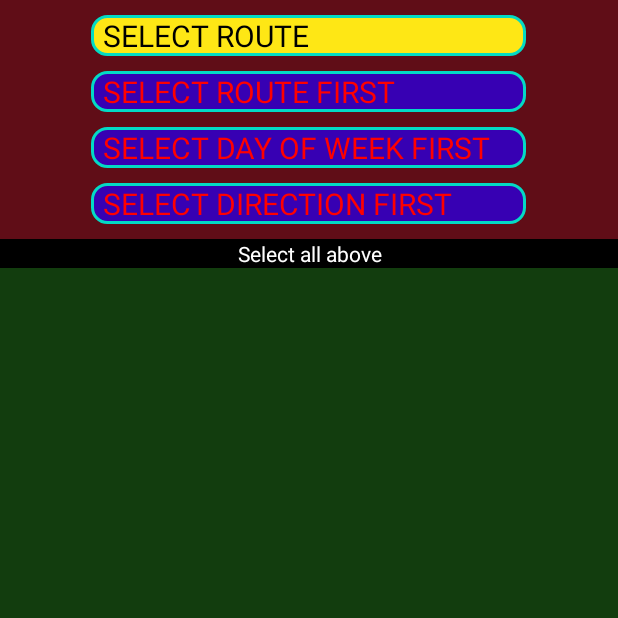
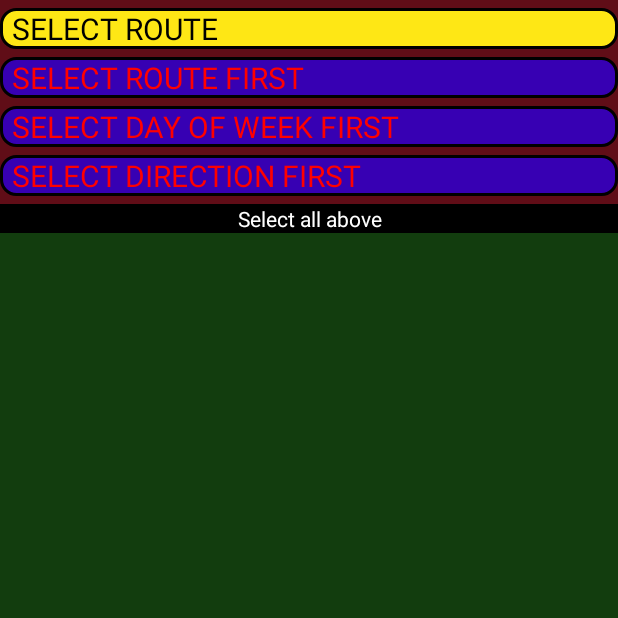
Before and after one commit to tonage72/QuickKRTSchedules, an Android app: the screen it shows after launch (KRTActivity), on a phone screen of 412 x 824 dp, the top half of it. Run offline under Robolectric (Android 15) with nearby library versions, the phone set to English and light mode, and no system bars.

Commit message:
Started making it look prettier.

```diff
--- a/app/src/main/java/fleming/david/com/quickkrtschedules/DaySelectActivity.java
+++ b/app/src/main/java/fleming/david/com/quickkrtschedules/DaySelectActivity.java
@@ -33,7 +33,6 @@ public class DaySelectActivity extends Activity {
 
         for (final String desc : daysArray) {
             TextView textView = new TextView(this);
-            textView.setLayoutParams(new LinearLayout.LayoutParams(LinearLayout.LayoutParams.MATCH_PARENT, LinearLayout.LayoutParams.WRAP_CONTENT));
             textView.setText(desc);
             layout.addView(textView);
 
--- a/app/src/main/java/fleming/david/com/quickkrtschedules/DirectionSelectActivity.java
+++ b/app/src/main/java/fleming/david/com/quickkrtschedules/DirectionSelectActivity.java
@@ -31,7 +31,6 @@ public class DirectionSelectActivity extends Activity {
 
         for (final String desc : directionsArray) {
             TextView textView = new TextView(this);
-            textView.setLayoutParams(new LinearLayout.LayoutParams(LinearLayout.LayoutParams.MATCH_PARENT, LinearLayout.LayoutParams.WRAP_CONTENT));
             textView.setText(desc);
             layout.addView(textView);
 
--- a/app/src/main/java/fleming/david/com/quickkrtschedules/KRTActivity.java
+++ b/app/src/main/java/fleming/david/com/quickkrtschedules/KRTActivity.java
@@ -31,7 +31,6 @@ public class KRTActivity extends Activity {
         TextView separatorText = findViewById(R.id.seperatorMessage);
 
         TextView textViewRoute = findViewById(R.id.textViewRoute);
-        //textViewRoute.setPadding(15,0,0,0);
         TextView textViewDay = findViewById(R.id.textViewDay);
         TextView textViewDirection = findViewById(R.id.textViewDirection);
         TextView textViewTimepoint = findViewById(R.id.textViewTimepoint);
@@ -249,7 +248,6 @@ public class KRTActivity extends Activity {
                 stringCompare = desc.equals(mDash);
                 if (!stringCompare) {
                     TextView textView = new TextView(this);
-                    textView.setLayoutParams(new LinearLayout.LayoutParams(LinearLayout.LayoutParams.MATCH_PARENT, LinearLayout.LayoutParams.WRAP_CONTENT));
                     textView.setText(desc);
                     layout.addView(textView);
 
--- a/app/src/main/java/fleming/david/com/quickkrtschedules/ListEntireTripActivity.java
+++ b/app/src/main/java/fleming/david/com/quickkrtschedules/ListEntireTripActivity.java
@@ -3,7 +3,6 @@ package fleming.david.com.quickkrtschedules;
 import android.app.Activity;
 import android.content.Intent;
 import android.os.Bundle;
-import android.widget.TextView;
 import android.widget.TextView;
 
 public class ListEntireTripActivity extends Activity {
--- a/app/src/main/res/drawable-xxhdpi/rounded_corner_menu_items.xml
+++ b/app/src/main/res/drawable-xxhdpi/rounded_corner_menu_items.xml
@@ -7,7 +7,7 @@
     <corners android:radius="10dp" />
 
     <!-- This is the border color -->
-    <stroke android:width="2dp" android:color="@color/teal_200" />
+    <stroke android:width="2dp" android:color="@color/black" />
 
     <!--- This is the background color -->
     <solid android:color="@color/purple_700" />
--- a/app/src/main/res/drawable-xxhdpi/rounded_corner_menu_items_select_me.xml
+++ b/app/src/main/res/drawable-xxhdpi/rounded_corner_menu_items_select_me.xml
@@ -7,7 +7,7 @@
     <corners android:radius="10dp" />
 
     <!-- This is the border color -->
-    <stroke android:width="2dp" android:color="@color/teal_200" />
+    <stroke android:width="2dp" android:color="@color/black" />
 
     <!--- This is the background color -->
     <solid android:color="@color/menuItemSelectMe" />
--- a/app/src/main/res/layout/activity_day_select.xml
+++ b/app/src/main/res/layout/activity_day_select.xml
@@ -7,7 +7,7 @@
         android:id="@+id/DaysLayout"
         android:orientation="vertical"
         android:layout_width="match_parent"
-        android:layout_height="match_parent">
+        android:layout_height="wrap_content">
 
     </LinearLayout>
 
--- a/app/src/main/res/layout/activity_main.xml
+++ b/app/src/main/res/layout/activity_main.xml
@@ -14,44 +14,48 @@
         <TextView
             android:id="@+id/textViewRoute"
             android:layout_marginTop="@dimen/menuitemsmarginabove"
-            android:layout_width="@dimen/menutextviewwidth"
+            android:layout_width="match_parent"
             android:layout_height="wrap_content"
             android:layout_gravity="center"
             android:textColor="@color/teal_200"
-            android:paddingLeft="@dimen/menuItemsPadLeft"
+            android:paddingStart="@dimen/menuItemsPadStart"
+            android:paddingEnd="@dimen/menuItemsPadEnd"
             android:background="@drawable/rounded_corner_menu_items"
             android:textSize="@dimen/menutextsize" />
 
         <TextView
             android:id="@+id/textViewDay"
             android:layout_marginTop="@dimen/menuitemsmarginabove"
-            android:layout_width="@dimen/menutextviewwidth"
+            android:layout_width="match_parent"
             android:layout_height="wrap_content"
             android:layout_gravity="center"
             android:textColor="@color/teal_200"
-            android:paddingLeft="@dimen/menuItemsPadLeft"
+            android:paddingStart="@dimen/menuItemsPadStart"
+            android:paddingEnd="@dimen/menuItemsPadEnd"
             android:background="@drawable/rounded_corner_menu_items"
             android:textSize="@dimen/menutextsize" />
 
         <TextView
             android:id="@+id/textViewDirection"
             android:layout_marginTop="@dimen/menuitemsmarginabove"
-            android:layout_width="@dimen/menutextviewwidth"
+            android:layout_width="match_parent"
             android:layout_height="wrap_content"
             android:layout_gravity="center"
             android:textColor="@color/teal_200"
-            android:paddingLeft="@dimen/menuItemsPadLeft"
+            android:paddingStart="@dimen/menuItemsPadStart"
+            android:paddingEnd="@dimen/menuItemsPadEnd"
             android:background="@drawable/rounded_corner_menu_items"
             android:textSize="@dimen/menutextsize" />
 
         <TextView
             android:id="@+id/textViewTimepoint"
             android:layout_marginTop="@dimen/menuitemsmarginabove"
-            android:layout_width="@dimen/menutextviewwidth"
+            android:layout_width="match_parent"
             android:layout_height="wrap_content"
             android:layout_gravity="center"
             android:textColor="@color/teal_200"
-            android:paddingLeft="@dimen/menuItemsPadLeft"
+            android:paddingStart="@dimen/menuItemsPadStart"
+            android:paddingEnd="@dimen/menuItemsPadEnd"
             android:background="@drawable/rounded_corner_menu_items"
             android:textSize="@dimen/menutextsize" />
 
--- a/app/src/main/res/values/dimens.xml
+++ b/app/src/main/res/values/dimens.xml
@@ -2,7 +2,7 @@
     <!-- Default screen margins, per the Android Design guidelines. -->
     <dimen name="mainviewpadding">10dp</dimen>
     <dimen name="menutextsize">20sp</dimen>
-    <dimen name="menutextviewwidth">290dp</dimen>
-    <dimen name="menuitemsmarginabove">10dp</dimen>
-    <dimen name="menuItemsPadLeft">8dp</dimen>
+    <dimen name="menuitemsmarginabove">5dp</dimen>
+    <dimen name="menuItemsPadStart">8dp</dimen>
+    <dimen name="menuItemsPadEnd">8dp</dimen>
 </resources>
```
Also changed, not shown: app/src/main/java/fleming/david/com/quickkrtschedules/RouteSelectActivity.java (+20 -4 lines).
